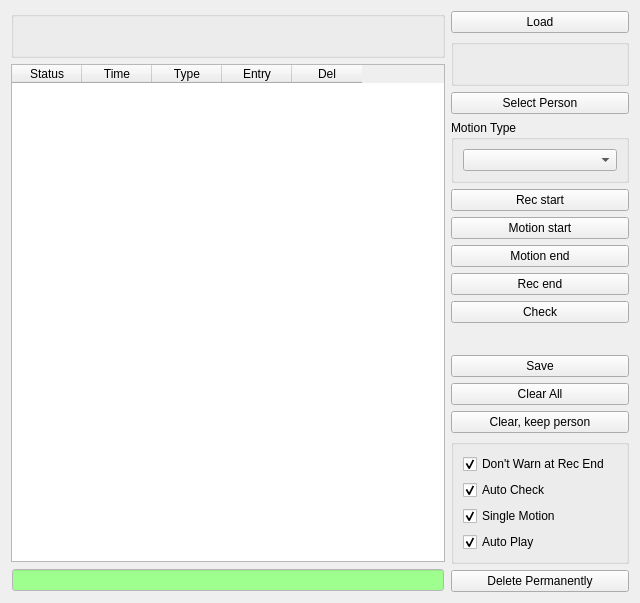
Before: the Qt Designer form tinyos-2.x/trunk/support/cpp/TestShimmer/src/LogWidget.ui in baharev/szte-wsn-code, drawn with Qt 5.
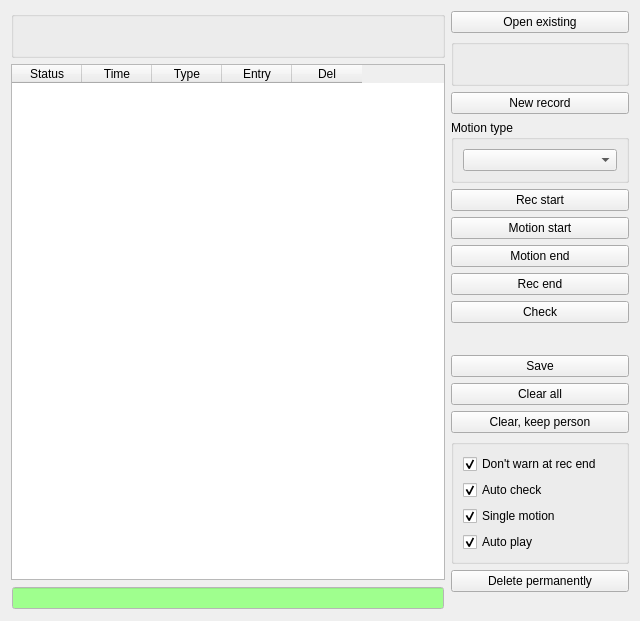
After: the same form once the commit is applied.

```diff
--- a/tinyos-2.x/trunk/support/cpp/TestShimmer/src/LogWidget.ui
+++ b/tinyos-2.x/trunk/support/cpp/TestShimmer/src/LogWidget.ui
@@ -7,7 +7,7 @@
     <x>0</x>
     <y>0</y>
     <width>640</width>
-    <height>555</height>
+    <height>621</height>
    </rect>
   </property>
   <property name="windowTitle">
@@ -575,7 +575,7 @@
      <item>
       <widget class="QPushButton" name="loadButton">
        <property name="text">
-        <string>Load</string>
+        <string>Open existing</string>
        </property>
       </widget>
      </item>
@@ -624,14 +624,14 @@
      <item>
       <widget class="QPushButton" name="selectPersonButton">
        <property name="text">
-        <string>Select Person</string>
+        <string>New record</string>
        </property>
       </widget>
      </item>
      <item>
       <widget class="QGroupBox" name="groupBox_3">
        <property name="title">
-        <string>Motion Type</string>
+        <string>Motion type</string>
        </property>
        <layout class="QHBoxLayout" name="horizontalLayout_7">
         <item>
@@ -738,7 +738,7 @@
      <item>
       <widget class="QPushButton" name="clearButton">
        <property name="text">
-        <string>Clear All</string>
+        <string>Clear all</string>
        </property>
       </widget>
      </item>
@@ -758,7 +758,7 @@
         <item>
          <widget class="QCheckBox" name="noWarncBox">
           <property name="text">
-           <string>Don't Warn at Rec End</string>
+           <string>Don't warn at rec end</string>
           </property>
           <property name="checked">
            <bool>true</bool>
@@ -768,7 +768,7 @@
         <item>
          <widget class="QCheckBox" name="autoCheckcB">
           <property name="text">
-           <string>Auto Check</string>
+           <string>Auto check</string>
           </property>
           <property name="checked">
            <bool>true</bool>
@@ -778,7 +778,7 @@
         <item>
          <widget class="QCheckBox" name="singleMotioncBox">
           <property name="text">
-           <string>Single Motion</string>
+           <string>Single motion</string>
           </property>
           <property name="checked">
            <bool>true</bool>
@@ -788,7 +788,7 @@
         <item>
          <widget class="QCheckBox" name="autoPlaycBox">
           <property name="text">
-           <string>Auto Play</string>
+           <string>Auto play</string>
           </property>
           <property name="checked">
            <bool>true</bool>
@@ -801,7 +801,7 @@
      <item>
       <widget class="QPushButton" name="permaDeleteButton">
        <property name="text">
-        <string>Delete Permanently</string>
+        <string>Delete permanently</string>
        </property>
       </widget>
      </item>
```
